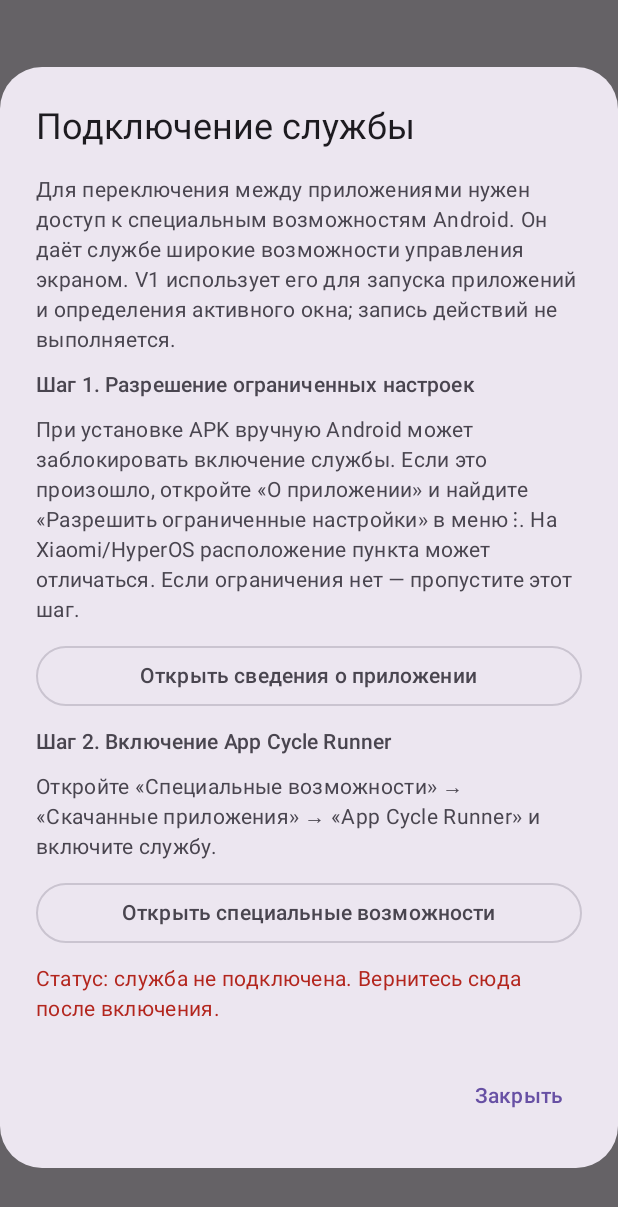
After one commit to GIVLSE/AppCycleTester, an Android app built with Jetpack Compose: the composable AccessSetupDialog shown on its own in the app's theme, on a phone screen of 412 x 824 dp. The commit adds this screen. Shown: the top 1207 px of the screen. Run offline under Robolectric (Android 15) with nearby library versions, the phone set to English and light mode, and no system bars.

Commit message:
feat(v1.1): guide Android Accessibility onboarding from Start

```diff
--- a/app/build.gradle.kts
+++ b/app/build.gradle.kts
@@ -11,8 +11,8 @@ android {
         applicationId = "io.github.givlse.appcycletester"
         minSdk = 26
         targetSdk = 36
-        versionCode = 1
-        versionName = "0.1.0"
+        versionCode = 2
+        versionName = "0.1.1"
         testInstrumentationRunner = "androidx.test.runner.AndroidJUnitRunner"
     }
     buildTypes { release { isMinifyEnabled = false } }
--- /dev/null
+++ b/app/src/main/java/io/github/givlse/appcycletester/AccessSetupDialog.kt
@@ -0,0 +1,85 @@
+package io.github.givlse.appcycletester
+
+import android.os.Build
+import androidx.compose.foundation.layout.Arrangement
+import androidx.compose.foundation.layout.Column
+import androidx.compose.foundation.layout.fillMaxWidth
+import androidx.compose.material3.AlertDialog
+import androidx.compose.material3.Button
+import androidx.compose.material3.MaterialTheme
+import androidx.compose.material3.OutlinedButton
+import androidx.compose.material3.Text
+import androidx.compose.material3.TextButton
+import androidx.compose.runtime.Composable
+import androidx.compose.ui.Modifier
+import androidx.compose.ui.unit.dp
+
+/**
+ * Consent-aware onboarding: permissions are only ever granted by the user in Android Settings.
+ * A connected AccessibilityService is the readiness signal, not having visited a settings page.
+ */
+@Composable
+internal fun AccessSetupDialog(
+    ready: Boolean,
+    onOpenAppDetails: () -> Unit,
+    onOpenAccessibility: () -> Unit,
+    onDismiss: () -> Unit,
+    onStart: () -> Unit
+) {
+    AlertDialog(
+        onDismissRequest = onDismiss,
+        title = {
+            Text(if (ready) "Доступ подключён" else "Подключение службы")
+        },
+        text = {
+            Column(verticalArrangement = Arrangement.spacedBy(10.dp)) {
+                Text(
+                    "Для переключения между приложениями нужен доступ к специальным возможностям Android. " +
+                        "Он даёт службе широкие возможности управления экраном. V1 использует его для запуска " +
+                        "приложений и определения активного окна; запись действий не выполняется."
+                )
+                if (!ready) {
+                    Text("Шаг 1. Разрешение ограниченных настроек",
+                        style = MaterialTheme.typography.titleSmall)
+                    Text(
+                        if (Build.VERSION.SDK_INT >= 33)
+                            "При установке APK вручную Android может заблокировать включение службы. " +
+                                "Если это произошло, откройте «О приложении» и найдите " +
+                                "«Разрешить ограниченные настройки» в меню ⋮. " +
+                                "На Xiaomi/HyperOS расположение пункта может отличаться. " +
+                                "Если ограничения нет — пропустите этот шаг."
+                        else
+                            "На этой версии Android обычно нет дополнительной блокировки " +
+                                "ограниченных настроек. Переходите ко второму шагу."
+                    )
+                    OutlinedButton(
+                        onClick = onOpenAppDetails,
+                        modifier = Modifier.fillMaxWidth()
+                    ) { Text("Открыть сведения о приложении") }
+                    Text("Шаг 2. Включение App Cycle Runner",
+                        style = MaterialTheme.typography.titleSmall)
+                    Text("Откройте «Специальные возможности» → «Скачанные приложения» → " +
+                        "«App Cycle Runner» и включите службу.")
+                    OutlinedButton(
+                        onClick = onOpenAccessibility,
+                        modifier = Modifier.fillMaxWidth()
+                    ) { Text("Открыть специальные возможности") }
+                    Text("Статус: служба не подключена. Вернитесь сюда после включения.",
+                        color = MaterialTheme.colorScheme.error)
+                } else {
+                    Text("Статус: служба подключена. Можно начать тест.",
+                        color = MaterialTheme.colorScheme.primary,
+                        style = MaterialTheme.typography.titleSmall)
+                }
+            }
+        },
+        confirmButton = {
+            if (ready) Button(onClick = onStart) { Text("Начать тест") }
+        },
+        dismissButton = {
+            TextButton(onClick = onDismiss) {
+                Text(if (ready) "Позже" else "Закрыть")
+            }
+        }
+    )
+}
```
Also changed, not shown: app/src/main/java/io/github/givlse/appcycletester/MainActivity.kt (+44 -11 lines), 2 other files.
